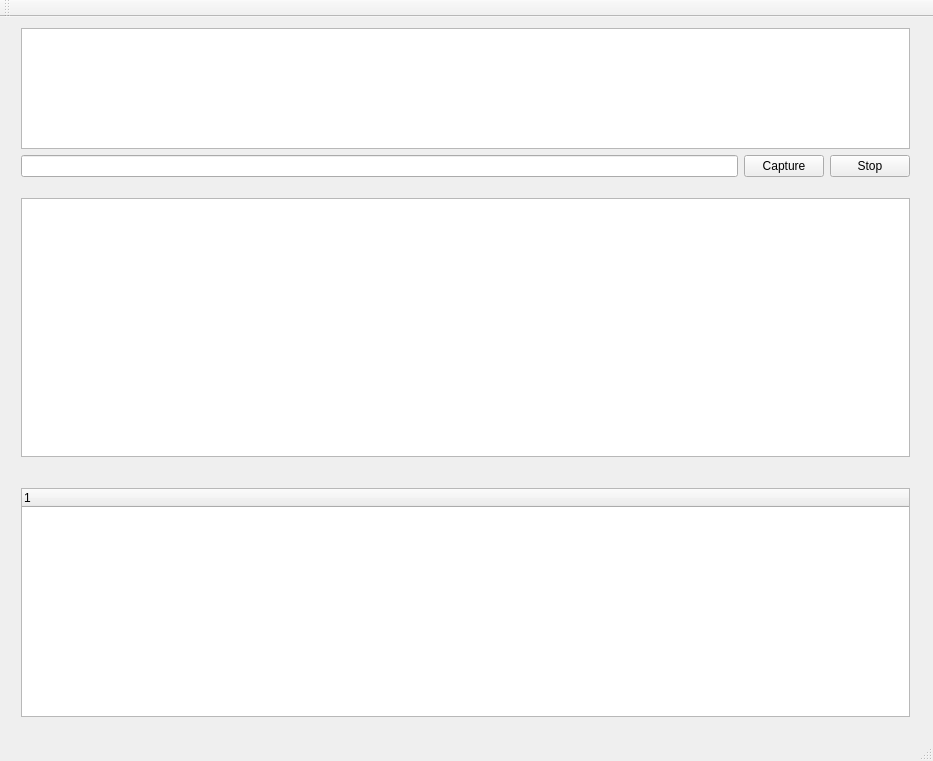
This is gui/wiredolphin.ui in jrcatbagan/wiredolphin as Qt 5 draws it before an edit. The edited form follows.
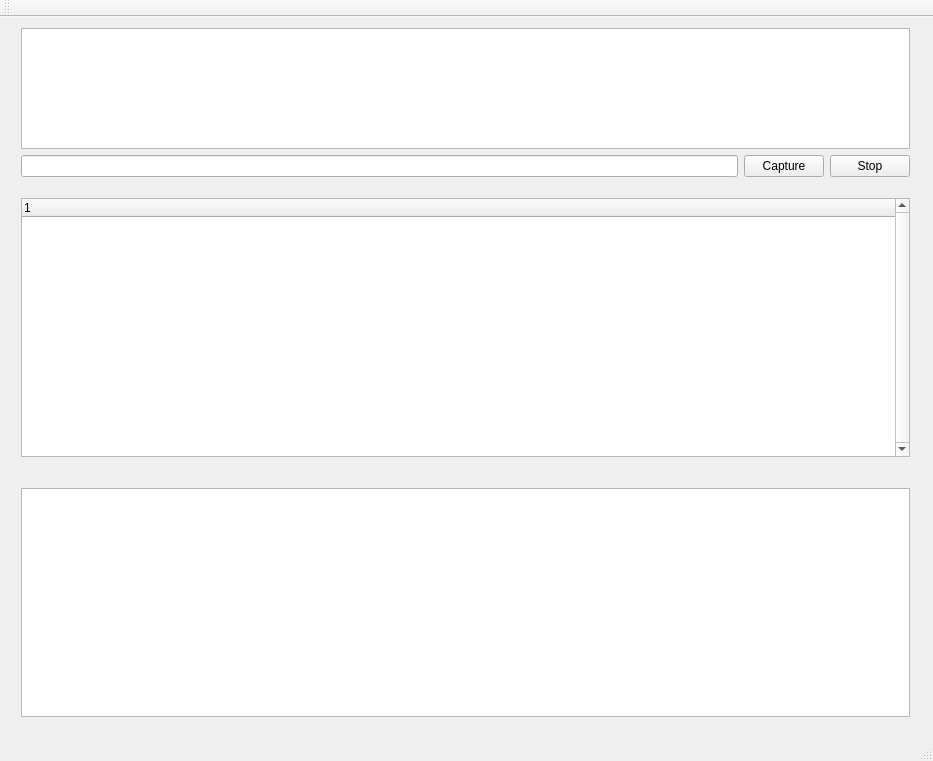
This is the edited form.

```diff
--- a/gui/wiredolphin.ui
+++ b/gui/wiredolphin.ui
@@ -65,10 +65,21 @@
     </property>
     <layout class="QVBoxLayout" name="verticalLayout_6">
      <item>
-      <widget class="QPlainTextEdit" name="te_infooutput">
-       <property name="readOnly">
-        <bool>true</bool>
+      <widget class="QTreeWidget" name="treewdgt_output">
+       <property name="verticalScrollBarPolicy">
+        <enum>Qt::ScrollBarAlwaysOn</enum>
        </property>
+       <property name="autoScroll">
+        <bool>false</bool>
+       </property>
+       <property name="columnCount">
+        <number>1</number>
+       </property>
+       <column>
+        <property name="text">
+         <string notr="true">1</string>
+        </property>
+       </column>
       </widget>
      </item>
     </layout>
@@ -84,12 +95,10 @@
     </property>
     <layout class="QVBoxLayout" name="verticalLayout_2">
      <item>
-      <widget class="QTreeWidget" name="treewdgt_output">
-       <column>
-        <property name="text">
-         <string notr="true">1</string>
-        </property>
-       </column>
+      <widget class="QPlainTextEdit" name="te_infooutput">
+       <property name="readOnly">
+        <bool>true</bool>
+       </property>
       </widget>
      </item>
     </layout>
```
